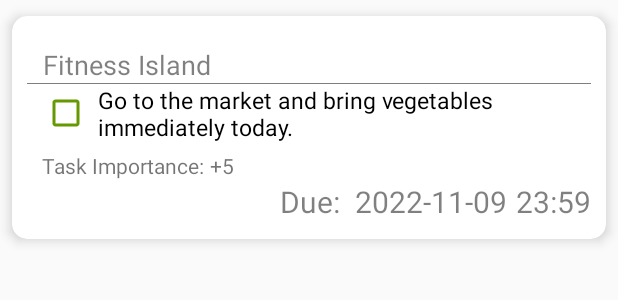
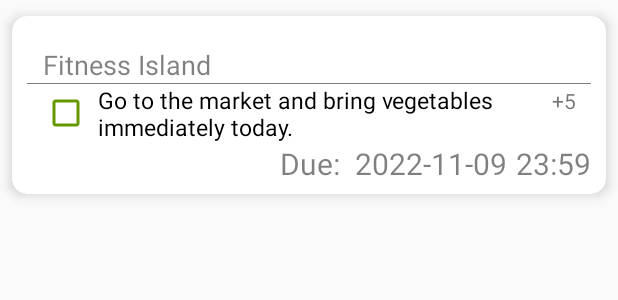
Before and after one commit to nuox3/Isles-of-Life, an Android app: the layout task_layout.xml on its own in the app's theme, with its tools: preview values and no code run, on a phone screen of 412 x 824 dp. Shown: the top 300 px of the screen. Run offline under Robolectric (Android 15) with nearby library versions, the phone set to English and light mode, and no system bars.

Commit message:
update task's cardview

```diff
--- a/application/app/src/main/res/layout/task_layout.xml
+++ b/application/app/src/main/res/layout/task_layout.xml
@@ -7,7 +7,7 @@
     app:cardElevation="5dp"
     app:cardCornerRadius="10dp"
     app:contentPadding="10dp"
-    android:layout_height="170dp">
+    android:layout_height="140dp">
 
     <LinearLayout
         android:layout_width="wrap_content"
@@ -41,42 +41,50 @@
             android:background="@android:color/black" />
 
         <LinearLayout
-            android:layout_width="wrap_content"
+            android:layout_width="match_parent"
             android:layout_height="wrap_content"
             android:layout_marginLeft="10dp"
             android:layout_marginRight="10dp"
-            android:orientation="vertical">
+            android:orientation="horizontal">
 
 
             <CheckBox
                 android:id="@+id/todoCheckBox"
-                android:layout_width="wrap_content"
+                android:layout_width="match_parent"
                 android:layout_height="wrap_content"
                 android:buttonTint="@android:color/holo_green_dark"
                 android:paddingStart="5dp"
                 android:textSize="15sp"
-                android:layout_centerHorizontal="true"
+                android:layout_weight="1"
                 tools:text="Go to the market and bring vegetables immediately today." />
+
+            <TextView
+                android:id="@+id/taskImportance"
+                android:layout_width="match_parent"
+                android:layout_height="wrap_content"
+                android:layout_weight="8"
+                android:gravity="right"
+                android:text="+5"/>
 
         </LinearLayout>
 
-        <LinearLayout
-            android:layout_width="wrap_content"
-            android:layout_height="wrap_content"
-            android:layout_marginLeft="10dp"
-            android:layout_marginTop="5dp">
+<!--        <LinearLayout-->
+<!--            android:layout_width="wrap_content"-->
+<!--            android:layout_height="wrap_content"-->
+<!--            android:layout_marginLeft="10dp"-->
+<!--            android:layout_marginTop="5dp">-->
 
-            <TextView
-                android:layout_width="wrap_content"
-                android:layout_height="wrap_content"
-                android:text="Task Importance: "/>
-            <TextView
-                android:id="@+id/taskImportance"
-                android:layout_width="wrap_content"
-                android:layout_height="wrap_content"
-                android:text="+5"/>
+<!--            <TextView-->
+<!--                android:layout_width="wrap_content"-->
+<!--                android:layout_height="wrap_content"-->
+<!--                android:text="Task Importance: "/>-->
+<!--            <TextView-->
+<!--                android:id="@+id/taskImportance"-->
+<!--                android:layout_width="wrap_content"-->
+<!--                android:layout_height="wrap_content"-->
+<!--                android:text="+5"/>-->
 
-        </LinearLayout>
+<!--        </LinearLayout>-->
 
         <LinearLayout
             android:layout_width="wrap_content"
--- a/application/app/src/main/res/values/colors.xml
+++ b/application/app/src/main/res/values/colors.xml
@@ -5,4 +5,9 @@
     <color name="colorAccent">#000000</color>
     <color name="black">#FF000000</color>
     <color name="white">#FFFFFFFF</color>
+    <color name="five">#FF0000</color>
+    <color name="four">#FF8000</color>
+    <color name="three">#0000FF</color>
+    <color name="two">#3D9140</color>
+    <color name="one">#C0C0C0</color>
 </resources>
```
Also changed, not shown: application/app/src/main/java/com/cs465/islesoflife/Adapters/ToDoAdapter.java (+17 -1 lines).
